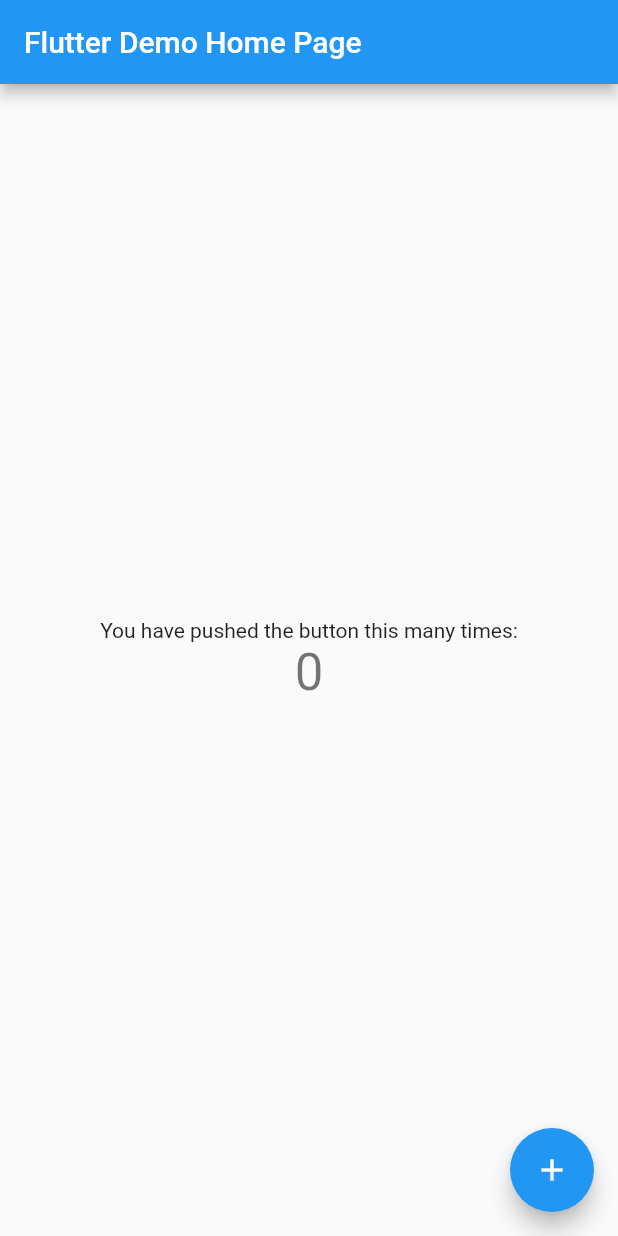
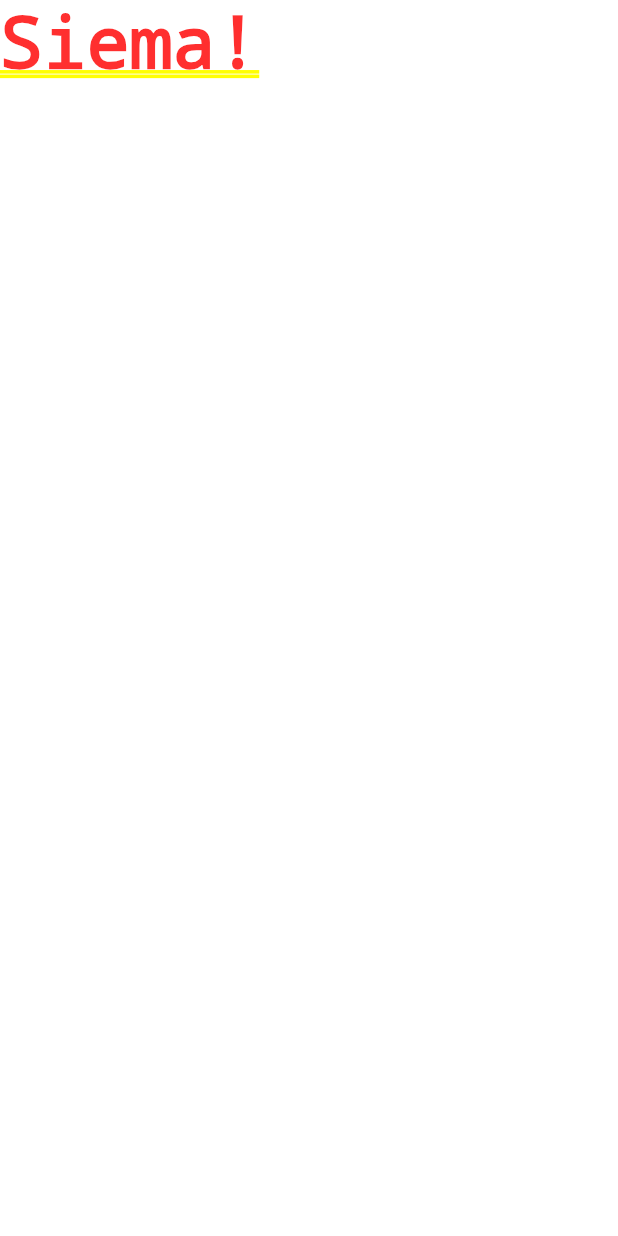
Before and after one commit to NatProView/food_adviser, a Flutter app: the screen it shows after launch, on a phone screen of 412 x 824 dp. Run offline on Flutter 3.47's test engine with Material 2 defaults, Android fonts, the phone set to English and light mode, and no system bars.

Commit message:
Flutter tutorial 4

```diff
--- a/lib/main.dart
+++ b/lib/main.dart
@@ -1,115 +1,13 @@
 import 'package:flutter/material.dart';
 
+// entrypoint
 void main() {
-  runApp(const MyApp());
+  //passujemy tutaj widget, ktory jest root widgetem naszej apki
+  runApp(const MaterialApp(
+    home: Text("Siema!"), //always comma separated
+
+
+
+
+  ));
 }
-
-class MyApp extends StatelessWidget {
-  const MyApp({super.key});
-
-  // This widget is the root of your application.
-  @override
-  Widget build(BuildContext context) {
-    return MaterialApp(
-      title: 'Flutter Demo',
-      theme: ThemeData(
-        // This is the theme of your application.
-        //
-        // Try running your application with "flutter run". You'll see the
-        // application has a blue toolbar. Then, without quitting the app, try
-        // changing the primarySwatch below to Colors.green and then invoke
-        // "hot reload" (press "r" in the console where you ran "flutter run",
-        // or simply save your changes to "hot reload" in a Flutter IDE).
-        // Notice that the counter didn't reset back to zero; the application
-        // is not restarted.
-        primarySwatch: Colors.blue,
-      ),
-      home: const MyHomePage(title: 'Flutter Demo Home Page'),
-    );
-  }
-}
-
-class MyHomePage extends StatefulWidget {
-  const MyHomePage({super.key, required this.title});
-
-  // This widget is the home page of your application. It is stateful, meaning
-  // that it has a State object (defined below) that contains fields that affect
-  // how it looks.
-
-  // This class is the configuration for the state. It holds the values (in this
-  // case the title) provided by the parent (in this case the App widget) and
-  // used by the build method of the State. Fields in a Widget subclass are
-  // always marked "final".
-
-  final String title;
-
-  @override
-  State<MyHomePage> createState() => _MyHomePageState();
-}
-
-class _MyHomePageState extends State<MyHomePage> {
-  int _counter = 0;
-
-  void _incrementCounter() {
-    setState(() {
-      // This call to setState tells the Flutter framework that something has
-      // changed in this State, which causes it to rerun the build method below
-      // so that the display can reflect the updated values. If we changed
-      // _counter without calling setState(), then the build method would not be
-      // called again, and so nothing would appear to happen.
-      _counter++;
-    });
-  }
-
-  @override
-  Widget build(BuildContext context) {
-    // This method is rerun every time setState is called, for instance as done
-    // by the _incrementCounter method above.
-    //
-    // The Flutter framework has been optimized to make rerunning build methods
-    // fast, so that you can just rebuild anything that needs updating rather
-    // than having to individually change instances of widgets.
-    return Scaffold(
-      appBar: AppBar(
-        // Here we take the value from the MyHomePage object that was created by
-        // the App.build method, and use it to set our appbar title.
-        title: Text(widget.title),
-      ),
-      body: Center(
-        // Center is a layout widget. It takes a single child and positions it
-        // in the middle of the parent.
-        child: Column(
-          // Column is also a layout widget. It takes a list of children and
-          // arranges them vertically. By default, it sizes itself to fit its
-          // children horizontally, and tries to be as tall as its parent.
-          //
-          // Invoke "debug painting" (press "p" in the console, choose the
-          // "Toggle Debug Paint" action from the Flutter Inspector in Android
-          // Studio, or the "Toggle Debug Paint" command in Visual Studio Code)
-          // to see the wireframe for each widget.
-          //
-          // Column has various properties to control how it sizes itself and
-          // how it positions its children. Here we use mainAxisAlignment to
-          // center the children vertically; the main axis here is the vertical
-          // axis because Columns are vertical (the cross axis would be
-          // horizontal).
-          mainAxisAlignment: MainAxisAlignment.center,
-          children: <Widget>[
-            const Text(
-              'You have pushed the button this many times:',
-            ),
-            Text(
-              '$_counter',
-              style: Theme.of(context).textTheme.headlineMedium,
-            ),
-          ],
-        ),
-      ),
-      floatingActionButton: FloatingActionButton(
-        onPressed: _incrementCounter,
-        tooltip: 'Increment',
-        child: const Icon(Icons.add),
-      ), // This trailing comma makes auto-formatting nicer for build methods.
-    );
-  }
-}
```
